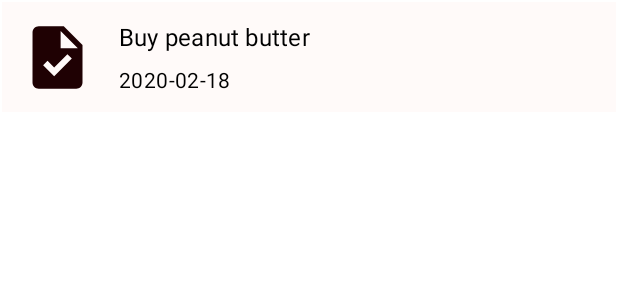
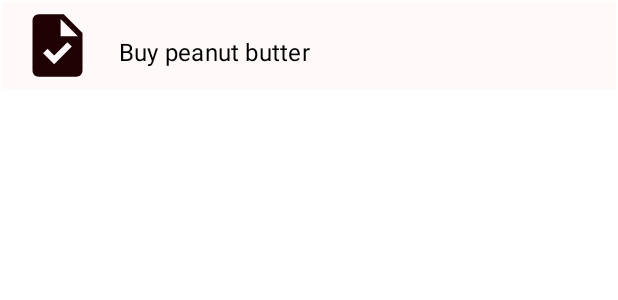
Before and after one commit to wuujcik/todolist, an Android app: the layout item_meal.xml on its own in the app's theme, with its tools: preview values and no code run, on a phone screen of 412 x 824 dp. Shown: the top 300 px of the screen. Run offline under Robolectric (Android 15) with nearby library versions, the light colour scheme and no system bars.

Commit message:
Clean code

```diff
--- a/app/src/main/java/com/wuujcik/todolist/model/TodoValidations.kt
+++ b/app/src/main/java/com/wuujcik/todolist/model/TodoValidations.kt
@@ -25,5 +25,9 @@
         return false
     }
 
+    if (item.mealType == null) {
+        return false
+    }
+
     return true
 }
--- a/app/src/main/java/com/wuujcik/todolist/ui/MainViewModel.kt
+++ b/app/src/main/java/com/wuujcik/todolist/ui/MainViewModel.kt
@@ -8,12 +8,6 @@ import javax.inject.Inject
 
 class MainViewModel @Inject constructor(private val mealProvider: MealProvider) : ViewModel() {
 
-    var themeId = R.style.Theme_Todo
-
-    fun changeTheme(resourceId: Int) {
-        themeId = resourceId
-    }
-
     fun refreshFromFirebase() {
         mealProvider.refreshFromFirebase(viewModelScope)
     }
--- a/app/src/main/java/com/wuujcik/todolist/ui/list/ListViewModel.kt
+++ b/app/src/main/java/com/wuujcik/todolist/ui/list/ListViewModel.kt
@@ -38,8 +38,4 @@ class ListViewModel @Inject constructor(private val mealProvider: MealProvider)
             mealProvider.detachDatabaseReadListener()
         }
     }
-
-    fun createQuickItem(item: Meal) {
-        mealProvider.addItem(item, viewModelScope)
-    }
 }
--- a/app/src/main/java/com/wuujcik/todolist/ui/list/MealListAdapter.kt
+++ b/app/src/main/java/com/wuujcik/todolist/ui/list/MealListAdapter.kt
@@ -11,7 +11,6 @@ import coil.load
 import com.wuujcik.todolist.R
 import com.wuujcik.todolist.databinding.ItemMealBinding
 import com.wuujcik.todolist.persistence.Meal
-import com.wuujcik.todolist.utils.formatShortDate
 
 
 class MealListAdapter : PagedListAdapter<Meal, MealListAdapter.TodoViewHolder>(DIFF_CALLBACK) {
@@ -57,9 +56,6 @@ class MealListAdapter : PagedListAdapter<Meal, MealListAdapter.TodoViewHolder>(D
         fun bind(item: Meal) = with(binding) {
             meal = item
             title.text = item.title
-            item.timestamp?.let { date ->
-                dateCreated.text = formatShortDate(binding.root.context, date)
-            }
             when (item.mealType) {
                 0 -> {
                     iconImg.load(R.drawable.ic_test)
--- a/app/src/main/res/layout/item_meal.xml
+++ b/app/src/main/res/layout/item_meal.xml
@@ -22,24 +22,12 @@
         style="@style/Todo.RecyclerList.Title"
         android:layout_width="wrap_content"
         android:layout_height="wrap_content"
-        app:layout_constraintBottom_toTopOf="@id/date_created"
+        app:layout_constraintBottom_toBottomOf="parent"
         app:layout_constraintEnd_toEndOf="parent"
         app:layout_constraintHorizontal_bias="0.0"
         app:layout_constraintStart_toStartOf="@+id/guideline1"
         app:layout_constraintTop_toTopOf="parent"
         tools:text="Buy peanut butter" />
-
-    <com.google.android.material.textview.MaterialTextView
-        android:id="@+id/date_created"
-        style="@style/Todo.RecyclerList.Date"
-        android:layout_width="wrap_content"
-        android:layout_height="wrap_content"
-        app:layout_constraintBottom_toBottomOf="parent"
-        app:layout_constraintEnd_toEndOf="parent"
-        app:layout_constraintHorizontal_bias="0.0"
-        app:layout_constraintStart_toStartOf="@+id/guideline1"
-        app:layout_constraintTop_toBottomOf="@+id/title"
-        tools:text="2020-02-18" />
 
     <androidx.constraintlayout.widget.Guideline
         android:id="@+id/guideline1"
```
Also changed, not shown: app/src/main/java/com/wuujcik/todolist/ui/MainActivity.kt (+0 -11 lines), app/src/main/java/com/wuujcik/todolist/ui/details/DetailsFragment.kt (+0 -8 lines), app/src/main/java/com/wuujcik/todolist/ui/list/ListFragment.kt (+0 -57 lines), app/src/main/java/com/wuujcik/todolist/utils/Formatters.kt (deleted, +0 -16 lines), app/src/main/java/com/wuujcik/todolist/utils/Utils.kt (+0 -11 lines).
